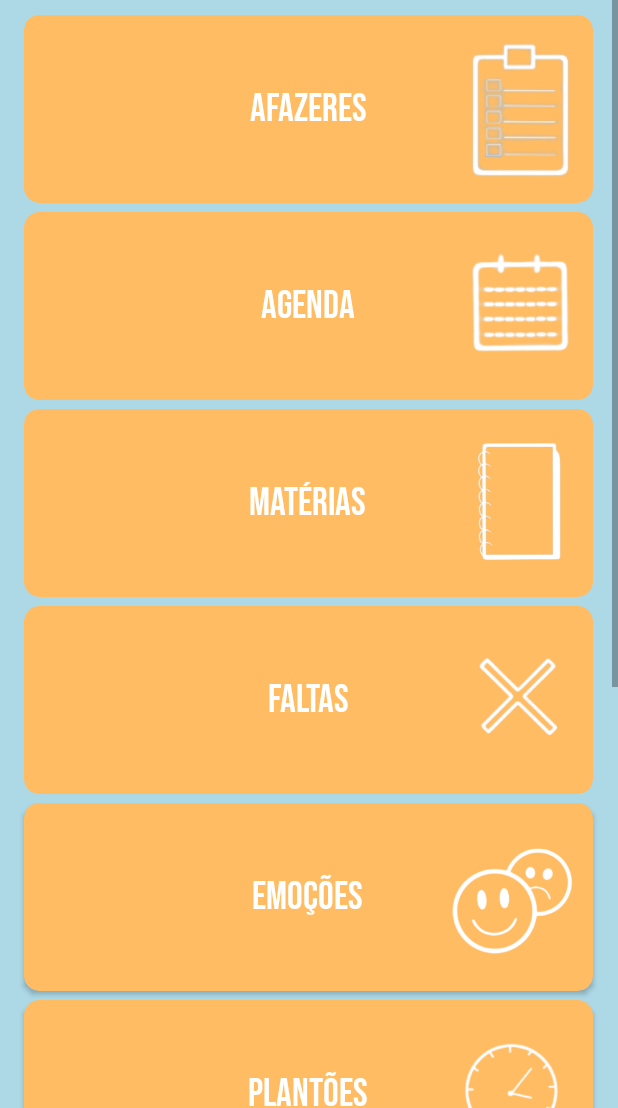
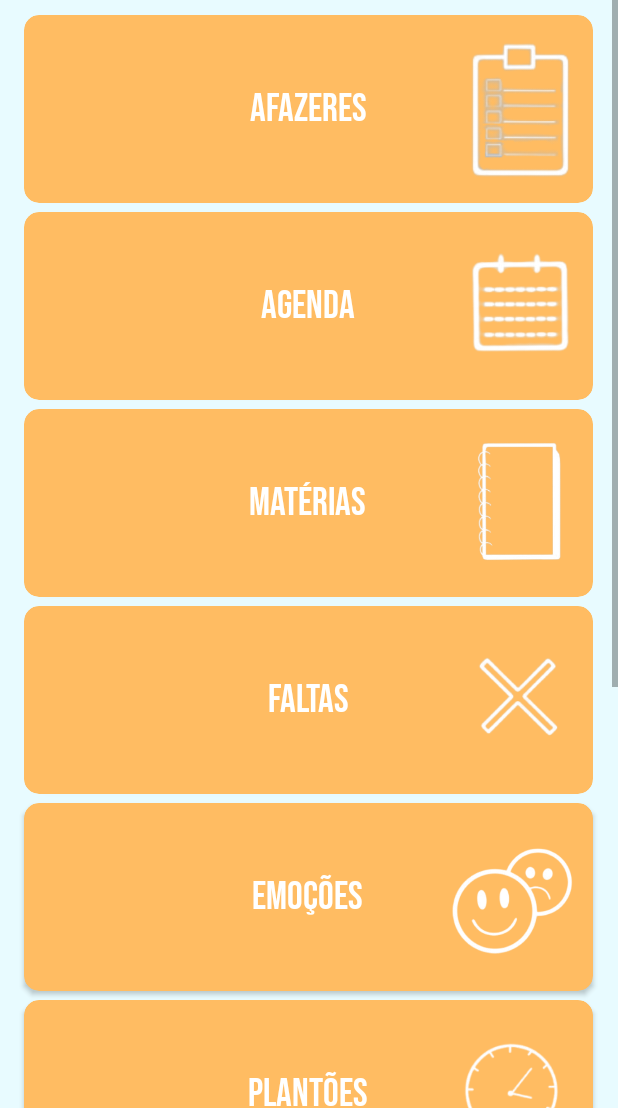
Before and after one commit to Grupo5Tcc/StudyGuider, an Android app: the MenuActivity screen opened directly, with no data from a screen before it, on a phone screen of 412 x 824 dp, the part 128-1236 px from its top. Run offline under Robolectric (Android 15) with nearby library versions, the phone set to English and light mode, and no system bars; Roboto replaces fonts that are not available here.

Commit message:
Update About Us Commit

```diff
--- a/app/src/main/res/drawable/ct_background_about_us.xml
+++ b/app/src/main/res/drawable/ct_background_about_us.xml
@@ -1,6 +1,6 @@
 <?xml version="1.0" encoding="utf-8"?>
 <shape xmlns:android="http://schemas.android.com/apk/res/android"
     android:shape="rectangle">
-    <solid android:color="@color/blue_lightest"/>
+    <solid android:color="@color/blue_lightest_2"/>
     <corners android:radius="15dp"/>
 </shape>
--- a/app/src/main/res/layout/activity_about_us.xml
+++ b/app/src/main/res/layout/activity_about_us.xml
@@ -5,7 +5,7 @@
     android:id="@+id/main"
     android:layout_width="match_parent"
     android:layout_height="match_parent"
-    android:background="@color/blue_lightest_2"
+    android:background="@color/lightest_blue"
     android:screenOrientation="portrait"
     tools:context=".view.AboutUsActivity">
 
--- a/app/src/main/res/layout/activity_menu.xml
+++ b/app/src/main/res/layout/activity_menu.xml
@@ -4,7 +4,7 @@
     android:id="@+id/main"
     android:layout_width="match_parent"
     android:layout_height="match_parent"
-    android:background="@color/blue_lightest_2"
+    android:background="@color/lightest_blue"
     android:orientation="vertical"
     tools:context=".view.MenuActivity">
 
```
Also changed, not shown: 1 other file.
